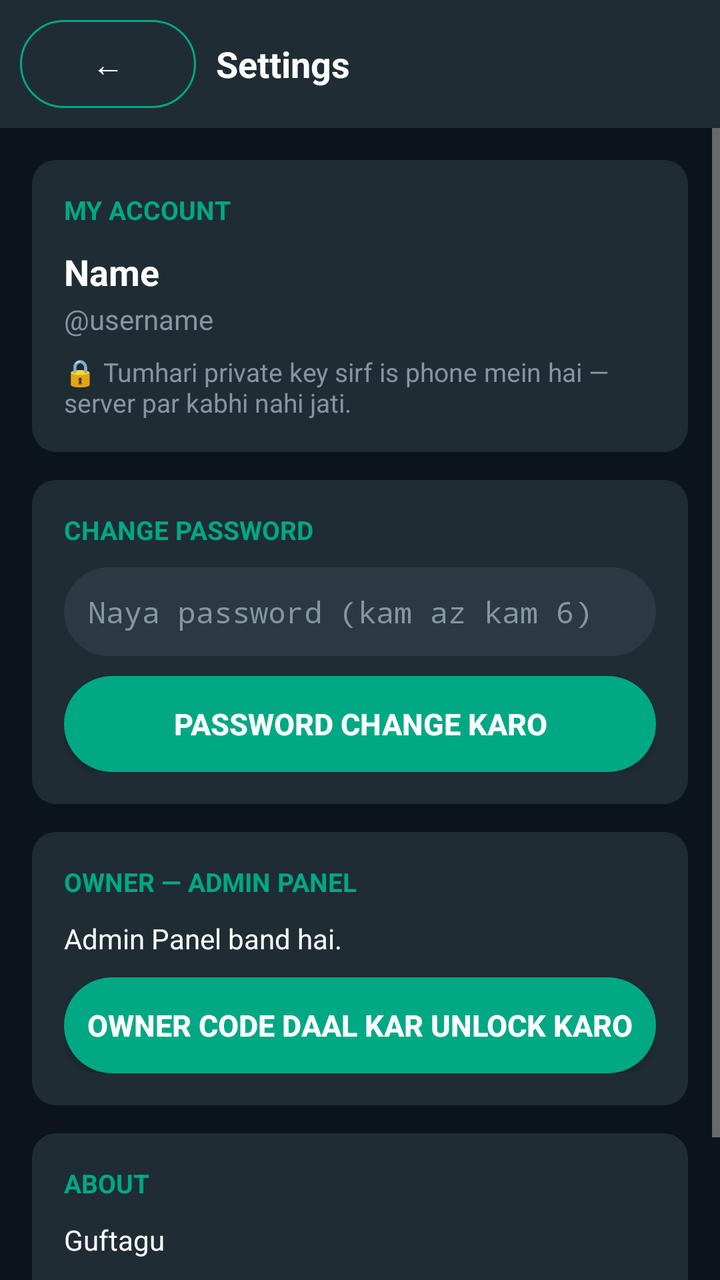
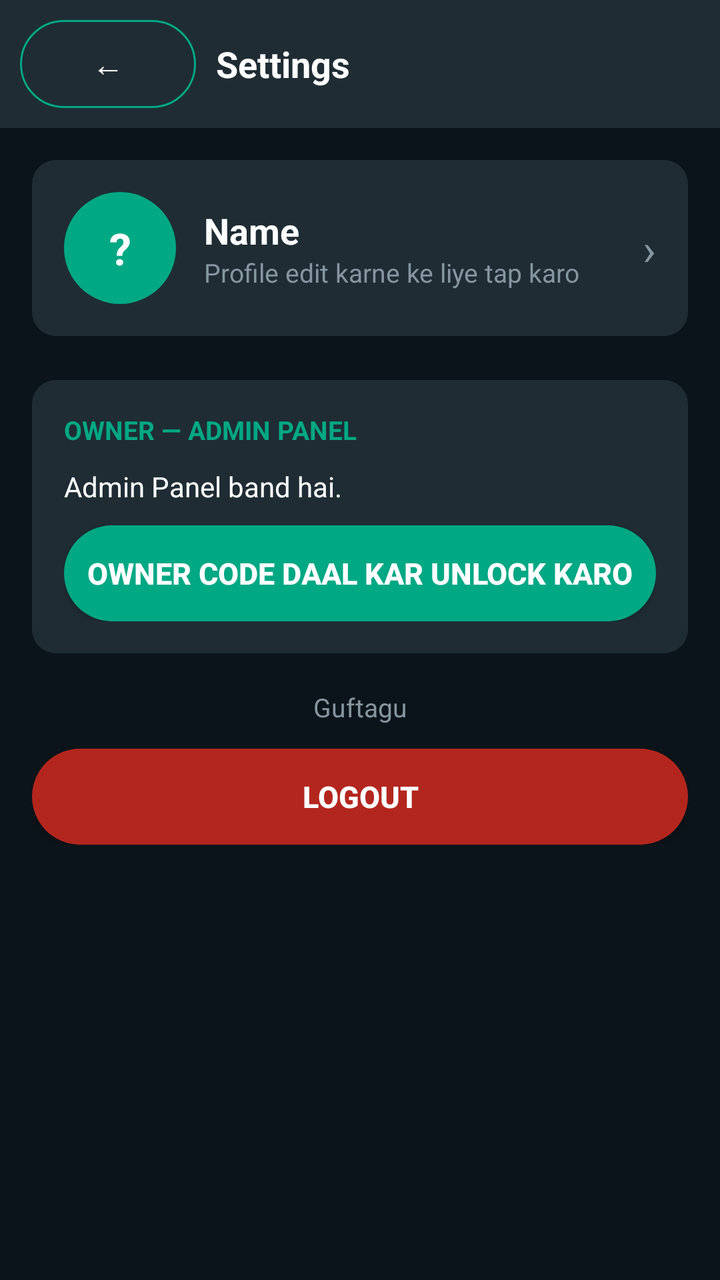

Before-and-after screenshots of an Android layout around one commit, followed by the original layout XML and the change that was made.
<!-- AndroidManifest.xml: application theme android:Theme.Material.NoActionBar -->
<!-- res/layout/activity_settings.xml -->
<?xml version="1.0" encoding="utf-8"?>
<LinearLayout xmlns:android="http://schemas.android.com/apk/res/android"
    android:layout_width="match_parent" android:layout_height="match_parent"
    android:background="@drawable/bg_app" android:orientation="vertical">

    <LinearLayout
        android:layout_width="match_parent" android:layout_height="wrap_content"
        android:background="@drawable/bg_header" android:gravity="center_vertical"
        android:orientation="horizontal" android:padding="10dp">
        <Button
            android:id="@+id/btnBack"
            android:layout_width="wrap_content" android:layout_height="44dp"
            android:background="@drawable/bg_btn_ghost" android:paddingLeft="12dp"
            android:paddingRight="12dp" android:text="←"
            android:textColor="#FFFFFF" android:textSize="16sp" />
        <TextView
            android:layout_width="wrap_content" android:layout_height="wrap_content"
            android:layout_marginLeft="10dp" android:text="Settings"
            android:textColor="#FFFFFF" android:textSize="18sp" android:textStyle="bold" />
    </LinearLayout>

    <ScrollView
        android:layout_width="match_parent" android:layout_height="match_parent">
        <LinearLayout
            android:layout_width="match_parent" android:layout_height="wrap_content"
            android:orientation="vertical" android:padding="16dp">

            <LinearLayout
                android:layout_width="match_parent" android:layout_height="wrap_content"
                android:background="@drawable/bg_card" android:orientation="vertical"
                android:padding="16dp">
                <TextView
                    android:layout_width="wrap_content" android:layout_height="wrap_content"
                    android:text="MY ACCOUNT" android:textColor="#00A884"
                    android:textSize="13sp" android:textStyle="bold" />
                <TextView
                    android:id="@+id/setName"
                    android:layout_width="match_parent" android:layout_height="wrap_content"
                    android:layout_marginTop="10dp" android:text="Name"
                    android:textColor="#FFFFFF" android:textSize="18sp" android:textStyle="bold" />
                <TextView
                    android:id="@+id/setUsername"
                    android:layout_width="match_parent" android:layout_height="wrap_content"
                    android:layout_marginTop="2dp" android:text="@username"
                    android:textColor="#8696A0" android:textSize="14sp" />
                <TextView
                    android:id="@+id/setKeyInfo"
                    android:layout_width="match_parent" android:layout_height="wrap_content"
                    android:layout_marginTop="8dp"
                    android:text="🔒 Tumhari private key sirf is phone mein hai — server par kabhi nahi jati."
                    android:textColor="#8696A0" android:textSize="13sp" />
            </LinearLayout>

            <LinearLayout
                android:layout_width="match_parent" android:layout_height="wrap_content"
                android:layout_marginTop="14dp" android:background="@drawable/bg_card"
                android:orientation="vertical" android:padding="16dp">
                <TextView
                    android:layout_width="wrap_content" android:layout_height="wrap_content"
                    android:text="CHANGE PASSWORD" android:textColor="#00A884"
                    android:textSize="13sp" android:textStyle="bold" />
                <EditText
                    android:id="@+id/etNewPass"
                    android:layout_width="match_parent" android:layout_height="wrap_content"
                    android:layout_marginTop="10dp" android:background="@drawable/bg_input"
                    android:hint="Naya password (kam az kam 6)" android:inputType="textPassword"
                    android:padding="12dp" android:textColor="#FFFFFF"
                    android:textColorHint="#8696A0" android:textSize="15sp" />
                <Button
                    android:id="@+id/btnChangePass"
                    android:layout_width="match_parent" android:layout_height="48dp"
                    android:layout_marginTop="10dp" android:background="@drawable/bg_btn_teal"
                    android:text="Password Change Karo" android:textColor="#FFFFFF"
                    android:textSize="15sp" android:textStyle="bold" />
            </LinearLayout>

            <LinearLayout
                android:layout_width="match_parent" android:layout_height="wrap_content"
                android:layout_marginTop="14dp" android:background="@drawable/bg_card"
                android:orientation="vertical" android:padding="16dp">
                <TextView
                    android:layout_width="wrap_content" android:layout_height="wrap_content"
                    android:text="OWNER — ADMIN PANEL" android:textColor="#00A884"
                    android:textSize="13sp" android:textStyle="bold" />
                <TextView
                    android:id="@+id/tvOwnerStatus"
                    android:layout_width="match_parent" android:layout_height="wrap_content"
                    android:layout_marginTop="10dp"
                    android:text="Admin Panel band hai."
                    android:textColor="#FFFFFF" android:textSize="14sp" />
                <Button
                    android:id="@+id/btnOwner"
                    android:layout_width="match_parent" android:layout_height="48dp"
                    android:layout_marginTop="10dp" android:background="@drawable/bg_btn_teal"
                    android:text="Owner Code Daal Kar Unlock Karo" android:textColor="#FFFFFF"
                    android:textSize="15sp" android:textStyle="bold" />
            </LinearLayout>

            <LinearLayout
                android:layout_width="match_parent" android:layout_height="wrap_content"
                android:layout_marginTop="14dp" android:background="@drawable/bg_card"
                android:orientation="vertical" android:padding="16dp">
                <TextView
                    android:layout_width="wrap_content" android:layout_height="wrap_content"
                    android:text="ABOUT" android:textColor="#00A884"
                    android:textSize="13sp" android:textStyle="bold" />
                <TextView
                    android:id="@+id/setAbout"
                    android:layout_width="match_parent" android:layout_height="wrap_content"
                    android:layout_marginTop="10dp" android:text="Guftagu"
                    android:textColor="#FFFFFF" android:textSize="14sp" />
                <Button
                    android:id="@+id/btnLogout"
                    android:layout_width="match_parent" android:layout_height="48dp"
                    android:layout_marginTop="12dp" android:background="@drawable/bg_btn_danger"
                    android:text="Logout" android:textColor="#FFFFFF"
                    android:textSize="15sp" android:textStyle="bold" />
            </LinearLayout>
        </LinearLayout>
    </ScrollView>
</LinearLayout>
<!-- resources referenced by this layout -->
<resources>
  <!-- drawable bg_app (drawable) -->
  <?xml version="1.0" encoding="utf-8"?>
  <shape xmlns:android="http://schemas.android.com/apk/res/android" android:shape="rectangle">
      <solid android:color="#0B141A" />
  </shape>
  <!-- drawable bg_btn_danger (drawable) -->
  <?xml version="1.0" encoding="utf-8"?>
  <shape xmlns:android="http://schemas.android.com/apk/res/android" android:shape="rectangle">
      <corners android:radius="24dp" />
      <solid android:color="#B3261E" />
  </shape>
  <!-- drawable bg_btn_ghost (drawable) -->
  <?xml version="1.0" encoding="utf-8"?>
  <shape xmlns:android="http://schemas.android.com/apk/res/android" android:shape="rectangle">
      <corners android:radius="24dp" />
      <stroke android:width="1dp" android:color="#00A884" />
      <solid android:color="#00000000" />
  </shape>
  <!-- drawable bg_btn_teal (drawable) -->
  <?xml version="1.0" encoding="utf-8"?>
  <shape xmlns:android="http://schemas.android.com/apk/res/android" android:shape="rectangle">
      <corners android:radius="24dp" />
      <solid android:color="#00A884" />
  </shape>
  <!-- drawable bg_card (drawable) -->
  <?xml version="1.0" encoding="utf-8"?>
  <shape xmlns:android="http://schemas.android.com/apk/res/android" android:shape="rectangle">
      <corners android:radius="12dp" />
      <solid android:color="#1F2C34" />
  </shape>
  <!-- drawable bg_header (drawable) -->
  <?xml version="1.0" encoding="utf-8"?>
  <shape xmlns:android="http://schemas.android.com/apk/res/android" android:shape="rectangle">
      <solid android:color="#1F2C34" />
  </shape>
  <!-- drawable bg_input (drawable) -->
  <?xml version="1.0" encoding="utf-8"?>
  <shape xmlns:android="http://schemas.android.com/apk/res/android" android:shape="rectangle">
      <corners android:radius="24dp" />
      <solid android:color="#2A3942" />
  </shape>
</resources>

<!-- the commit's change to res/layout/activity_settings.xml (unified diff, before → after) -->
@@ -26,53 +26,40 @@
             android:orientation="vertical" android:padding="16dp">
 
             <LinearLayout
+                android:id="@+id/profileCard"
                 android:layout_width="match_parent" android:layout_height="wrap_content"
-                android:background="@drawable/bg_card" android:orientation="vertical"
-                android:padding="16dp">
+                android:background="@drawable/bg_card" android:gravity="center_vertical"
+                android:orientation="horizontal" android:padding="16dp">
+                <TextView
+                    android:id="@+id/avatarInit"
+                    android:layout_width="56dp" android:layout_height="56dp"
+                    android:background="@drawable/bg_circle" android:gravity="center"
+                    android:text="?" android:textColor="#FFFFFF"
+                    android:textSize="22sp" android:textStyle="bold" />
+                <LinearLayout
+                    android:layout_width="0dp" android:layout_height="wrap_content"
+                    android:layout_marginLeft="14dp" android:layout_weight="1"
+                    android:orientation="vertical">
+                    <TextView
+                        android:id="@+id/tvProfName"
+                        android:layout_width="match_parent" android:layout_height="wrap_content"
+                        android:text="Name" android:textColor="#FFFFFF"
+                        android:textSize="18sp" android:textStyle="bold" />
+                    <TextView
+                        android:id="@+id/tvProfAbout"
+                        android:layout_width="match_parent" android:layout_height="wrap_content"
+                        android:text="Profile edit karne ke liye tap karo"
+                        android:textColor="#8696A0" android:textSize="13sp" />
+                </LinearLayout>
                 <TextView
                     android:layout_width="wrap_content" android:layout_height="wrap_content"
-                    android:text="MY ACCOUNT" android:textColor="#00A884"
-                    android:textSize="13sp" android:textStyle="bold" />
-                <TextView
-                    android:id="@+id/setName"
-                    android:layout_width="match_parent" android:layout_height="wrap_content"
-                    android:layout_marginTop="10dp" android:text="Name"
-                    android:textColor="#FFFFFF" android:textSize="18sp" android:textStyle="bold" />
-                <TextView
-                    android:id="@+id/setUsername"
-                    android:layout_width="match_parent" android:layout_height="wrap_content"
-                    android:layout_marginTop="2dp" android:text="@username"
-                    android:textColor="#8696A0" android:textSize="14sp" />
-                <TextView
-                    android:id="@+id/setKeyInfo"
-                    android:layout_width="match_parent" android:layout_height="wrap_content"
-                    android:layout_marginTop="8dp"
-                    android:text="🔒 Tumhari private key sirf is phone mein hai — server par kabhi nahi jati."
-                    android:textColor="#8696A0" android:textSize="13sp" />
+                    android:text="›" android:textColor="#8696A0" android:textSize="22sp" />
             </LinearLayout>
 
             <LinearLayout
+                android:id="@+id/menuList"
                 android:layout_width="match_parent" android:layout_height="wrap_content"
-                android:layout_marginTop="14dp" android:background="@drawable/bg_card"
-                android:orientation="vertical" android:padding="16dp">
-                <TextView
-                    android:layout_width="wrap_content" android:layout_height="wrap_content"
-                    android:text="CHANGE PASSWORD" android:textColor="#00A884"
-                    android:textSize="13sp" android:textStyle="bold" />
-                <EditText
-                    android:id="@+id/etNewPass"
-                    android:layout_width="match_parent" android:layout_height="wrap_content"
-                    android:layout_marginTop="10dp" android:background="@drawable/bg_input"
-                    android:hint="Naya password (kam az kam 6)" android:inputType="textPassword"
-                    android:padding="12dp" android:textColor="#FFFFFF"
-                    android:textColorHint="#8696A0" android:textSize="15sp" />
-                <Button
-                    android:id="@+id/btnChangePass"
-                    android:layout_width="match_parent" android:layout_height="48dp"
-                    android:layout_marginTop="10dp" android:background="@drawable/bg_btn_teal"
-                    android:text="Password Change Karo" android:textColor="#FFFFFF"
-                    android:textSize="15sp" android:textStyle="bold" />
-            </LinearLayout>
+                android:layout_marginTop="8dp" android:orientation="vertical" />
 
             <LinearLayout
                 android:layout_width="match_parent" android:layout_height="wrap_content"
@@ -85,8 +72,7 @@
                 <TextView
                     android:id="@+id/tvOwnerStatus"
                     android:layout_width="match_parent" android:layout_height="wrap_content"
-                    android:layout_marginTop="10dp"
-                    android:text="Admin Panel band hai."
+                    android:layout_marginTop="10dp" android:text="Admin Panel band hai."
                     android:textColor="#FFFFFF" android:textSize="14sp" />
                 <Button
                     android:id="@+id/btnOwner"
@@ -96,26 +82,18 @@
                     android:textSize="15sp" android:textStyle="bold" />
             </LinearLayout>
 
-            <LinearLayout
+            <TextView
+                android:id="@+id/tvVersion"
                 android:layout_width="match_parent" android:layout_height="wrap_content"
-                android:layout_marginTop="14dp" android:background="@drawable/bg_card"
-                android:orientation="vertical" android:padding="16dp">
-                <TextView
-                    android:layout_width="wrap_content" android:layout_height="wrap_content"
-                    android:text="ABOUT" android:textColor="#00A884"
-                    android:textSize="13sp" android:textStyle="bold" />
-                <TextView
-                    android:id="@+id/setAbout"
-                    android:layout_width="match_parent" android:layout_height="wrap_content"
-                    android:layout_marginTop="10dp" android:text="Guftagu"
-                    android:textColor="#FFFFFF" android:textSize="14sp" />
-                <Button
-                    android:id="@+id/btnLogout"
-                    android:layout_width="match_parent" android:layout_height="48dp"
-                    android:layout_marginTop="12dp" android:background="@drawable/bg_btn_danger"
-                    android:text="Logout" android:textColor="#FFFFFF"
-                    android:textSize="15sp" android:textStyle="bold" />
-            </LinearLayout>
+                android:layout_marginTop="18dp" android:gravity="center"
+                android:text="Guftagu" android:textColor="#8696A0" android:textSize="13sp" />
+
+            <Button
+                android:id="@+id/btnLogout"
+                android:layout_width="match_parent" android:layout_height="48dp"
+                android:layout_marginTop="12dp" android:background="@drawable/bg_btn_danger"
+                android:text="Logout" android:textColor="#FFFFFF"
+                android:textSize="15sp" android:textStyle="bold" />
         </LinearLayout>
     </ScrollView>
 </LinearLayout>
<!-- resource entries referenced after the edit -->
@@ -30,16 +30,15 @@
       <corners android:radius="12dp" />
       <solid android:color="#1F2C34" />
   </shape>
+  <!-- drawable bg_circle (drawable) -->
+  <?xml version="1.0" encoding="utf-8"?>
+  <shape xmlns:android="http://schemas.android.com/apk/res/android" android:shape="oval">
+      <solid android:color="#00A884" />
+  </shape>
   <!-- drawable bg_header (drawable) -->
   <?xml version="1.0" encoding="utf-8"?>
   <shape xmlns:android="http://schemas.android.com/apk/res/android" android:shape="rectangle">
       <solid android:color="#1F2C34" />
   </shape>
-  <!-- drawable bg_input (drawable) -->
-  <?xml version="1.0" encoding="utf-8"?>
-  <shape xmlns:android="http://schemas.android.com/apk/res/android" android:shape="rectangle">
-      <corners android:radius="24dp" />
-      <solid android:color="#2A3942" />
-  </shape>
 </resources>
 
